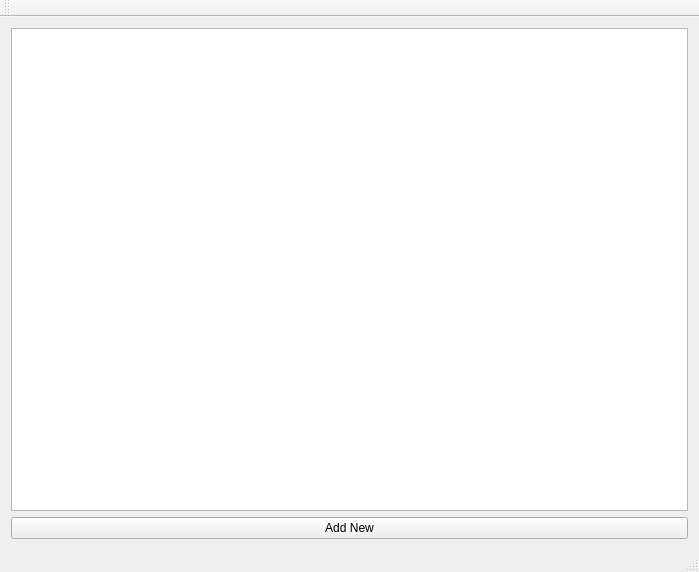
Before: the Qt Designer form mainapp.ui in Pedos321/TestProC, drawn with Qt 5.
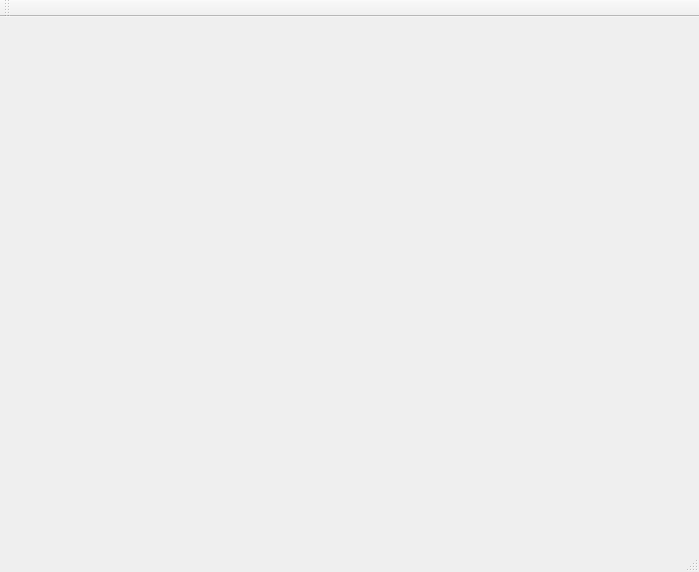
After: the same form once the commit is applied.

What changed in the file:
```diff
--- a/mainapp.ui
+++ b/mainapp.ui
@@ -14,39 +14,7 @@
    <string>MainApp</string>
   </property>
   <widget class="QWidget" name="centralWidget">
-   <layout class="QGridLayout" name="gridLayout">
-    <item row="1" column="0">
-     <widget class="QPushButton" name="btnAddNew">
-      <property name="text">
-       <string>Add New</string>
-      </property>
-     </widget>
-    </item>
-    <item row="0" column="0">
-     <widget class="QScrollArea" name="scrollAreaWidgetContents_2">
-      <property name="frameShape">
-       <enum>QFrame::StyledPanel</enum>
-      </property>
-      <property name="widgetResizable">
-       <bool>true</bool>
-      </property>
-      <widget class="QWidget" name="scrollAreaWidgetContents">
-       <property name="geometry">
-        <rect>
-         <x>0</x>
-         <y>0</y>
-         <width>679</width>
-         <height>470</height>
-        </rect>
-       </property>
-       <property name="styleSheet">
-        <string notr="true">background-color: rgb(255, 255, 255);</string>
-       </property>
-       <layout class="QGridLayout" name="gridLayout_2"/>
-      </widget>
-     </widget>
-    </item>
-   </layout>
+   <layout class="QGridLayout" name="gridLayout"/>
   </widget>
   <widget class="QMenuBar" name="menuBar">
    <property name="geometry">
```
